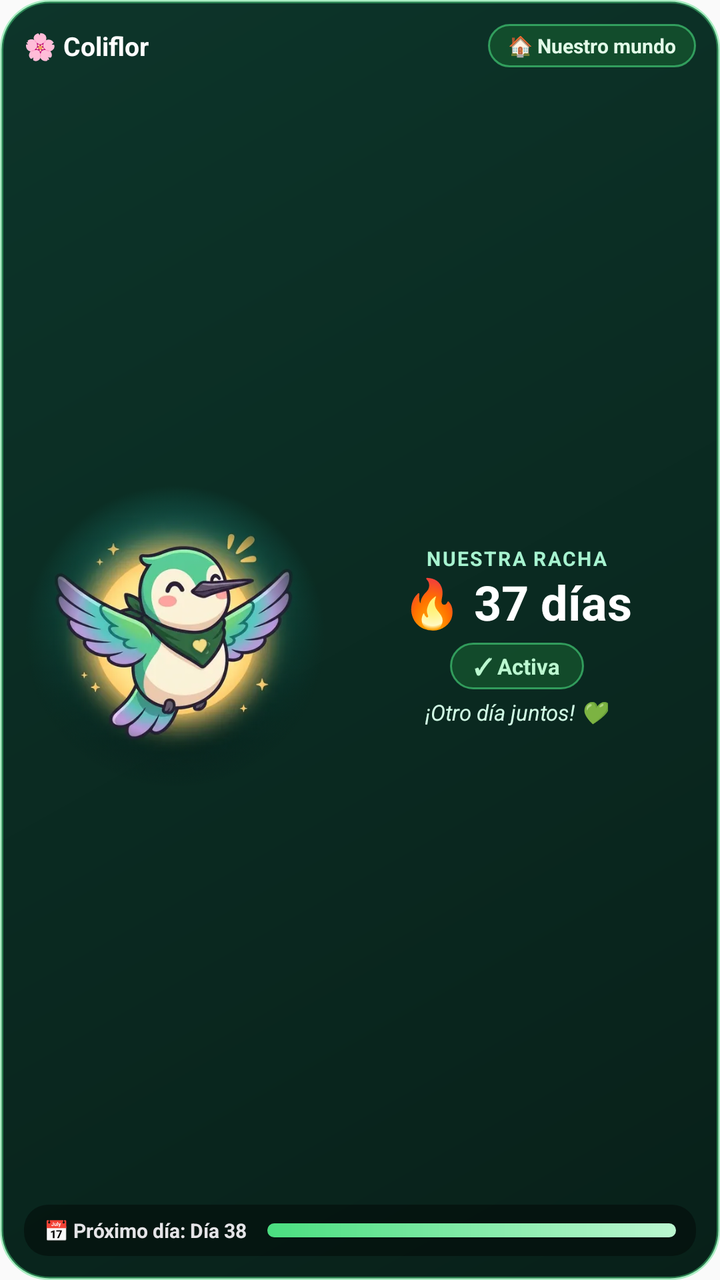
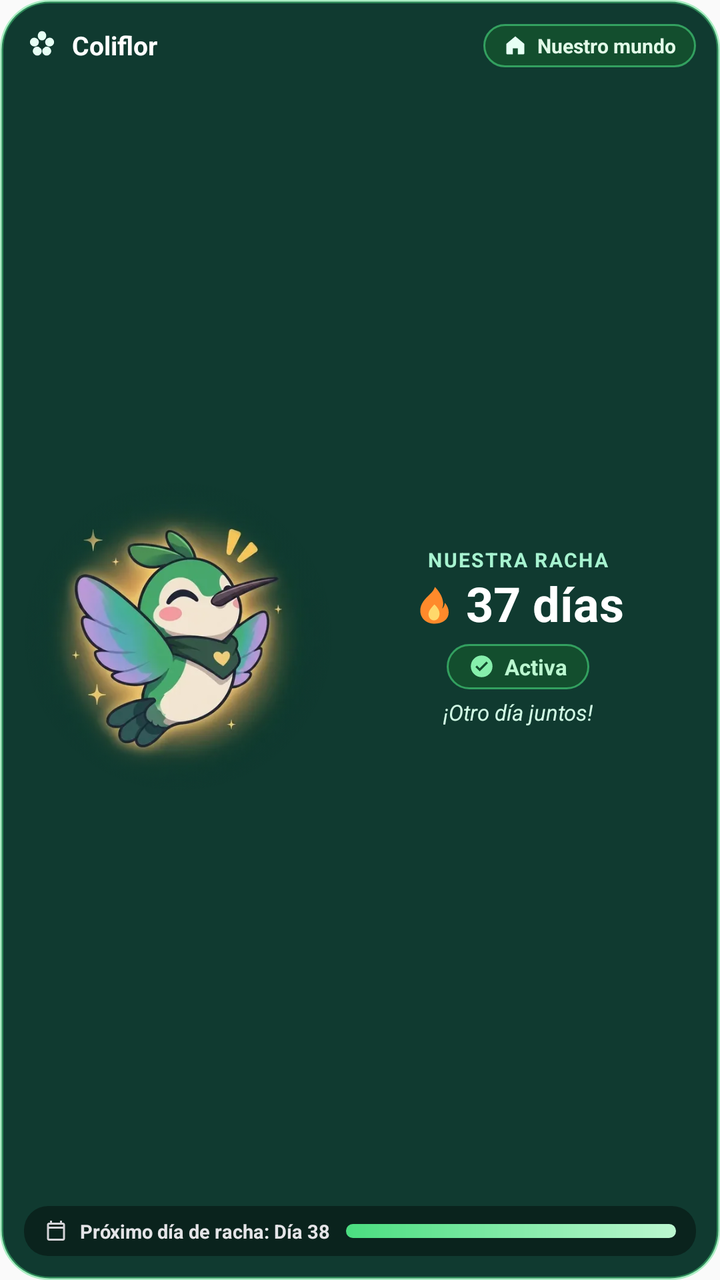

Screens rendered from an Android XML layout before and after an edit, with the pre-edit source and the edit as a unified diff.
<!-- AndroidManifest.xml: application theme AppTheme -->
<!-- res/layout/widget_streak.xml -->
<?xml version="1.0" encoding="utf-8"?>
<LinearLayout xmlns:android="http://schemas.android.com/apk/res/android"
    android:id="@+id/widget_root"
    android:layout_width="match_parent"
    android:layout_height="match_parent"
    android:orientation="vertical"
    android:background="@drawable/widget_card_active"
    android:padding="12dp">

    
    <RelativeLayout
        android:layout_width="match_parent"
        android:layout_height="wrap_content">

        <TextView
            android:id="@+id/widget_brand"
            android:layout_width="wrap_content"
            android:layout_height="wrap_content"
            android:layout_alignParentStart="true"
            android:layout_centerVertical="true"
            android:text="🌸 Coliflor"
            android:textColor="#FFFFFF"
            android:textSize="13sp"
            android:textStyle="bold" />

        <TextView
            android:id="@+id/widget_btn_world"
            android:layout_width="wrap_content"
            android:layout_height="wrap_content"
            android:layout_alignParentEnd="true"
            android:layout_centerVertical="true"
            android:paddingStart="10dp"
            android:paddingEnd="10dp"
            android:paddingTop="4dp"
            android:paddingBottom="4dp"
            android:text="🏠 Nuestro mundo"
            android:textColor="#E2FBE8"
            android:textSize="10sp"
            android:textStyle="bold"
            android:background="@drawable/widget_pill_active" />
    </RelativeLayout>

    
    <LinearLayout
        android:id="@+id/widget_info_container"
        android:layout_width="match_parent"
        android:layout_height="0dp"
        android:layout_weight="1"
        android:orientation="horizontal"
        android:gravity="center_vertical"
        android:paddingTop="4dp"
        android:paddingBottom="4dp">

        <ImageView
            android:id="@+id/widget_bg_art"
            android:layout_width="0dp"
            android:layout_height="match_parent"
            android:layout_weight="0.45"
            android:scaleType="fitCenter"
            android:src="@drawable/widget_coliflor_active"
            android:contentDescription="@string/app_name" />

        <LinearLayout
            android:layout_width="0dp"
            android:layout_height="wrap_content"
            android:layout_weight="0.55"
            android:orientation="vertical"
            android:gravity="center_horizontal"
            android:paddingStart="6dp">

            <TextView
                android:id="@+id/widget_eyebrow"
                android:layout_width="wrap_content"
                android:layout_height="wrap_content"
                android:text="NUESTRA RACHA"
                android:textColor="#A7F3D0"
                android:textSize="10sp"
                android:textStyle="bold"
                android:letterSpacing="0.08" />

            <TextView
                android:id="@+id/widget_streak_number"
                android:layout_width="wrap_content"
                android:layout_height="wrap_content"
                android:text="🔥 37 días"
                android:textColor="#FFFFFF"
                android:textSize="24sp"
                android:textStyle="bold"
                android:includeFontPadding="false"
                android:layout_marginTop="2dp" />

            <TextView
                android:id="@+id/widget_status_pill"
                android:layout_width="wrap_content"
                android:layout_height="wrap_content"
                android:layout_marginTop="5dp"
                android:paddingStart="12dp"
                android:paddingEnd="12dp"
                android:paddingTop="4dp"
                android:paddingBottom="4dp"
                android:text="✓ Activa"
                android:textColor="#BBF7D0"
                android:textSize="11sp"
                android:textStyle="bold"
                android:background="@drawable/widget_pill_active" />

            <TextView
                android:id="@+id/widget_tagline"
                android:layout_width="wrap_content"
                android:layout_height="wrap_content"
                android:layout_marginTop="4dp"
                android:text="¡Otro día juntos! 💚"
                android:textColor="#D1FAE5"
                android:textSize="11sp"
                android:textStyle="italic" />
        </LinearLayout>
    </LinearLayout>

    
    <LinearLayout
        android:layout_width="match_parent"
        android:layout_height="wrap_content"
        android:orientation="horizontal"
        android:gravity="center_vertical"
        android:background="@drawable/widget_footer_bg"
        android:paddingStart="10dp"
        android:paddingEnd="10dp"
        android:paddingTop="6dp"
        android:paddingBottom="6dp">

        <TextView
            android:id="@+id/widget_next_day"
            android:layout_width="wrap_content"
            android:layout_height="wrap_content"
            android:text="📅 Próximo día: Día 38"
            android:textColor="#E4E4E7"
            android:textSize="10sp"
            android:textStyle="bold" />

        <ProgressBar
            android:id="@+id/widget_progress"
            style="?android:attr/progressBarStyleHorizontal"
            android:layout_width="0dp"
            android:layout_height="7dp"
            android:layout_weight="1"
            android:layout_marginStart="10dp"
            android:max="100"
            android:progress="100"
            android:progressDrawable="@drawable/widget_progress_active" />
    </LinearLayout>

</LinearLayout>
<!-- resources referenced by this layout -->
<resources>
  <!-- drawable widget_card_active (drawable) -->
  <?xml version="1.0" encoding="utf-8"?>
  <shape xmlns:android="http://schemas.android.com/apk/res/android"
      android:shape="rectangle">
      <gradient
          android:angle="315"
          android:startColor="#0D352A"
          android:endColor="#082019" />
      <corners android:radius="24dp" />
      <stroke
          android:width="1.5dp"
          android:color="#734ADE80" />
  </shape>
  <!-- drawable widget_coliflor_active: webp bitmap (drawable-nodpi, 27696 bytes) -->
  <string name="app_name">Coliflor</string>
  <!-- unchanged entries left out for length: 4 -->
</resources>

<!-- the commit's change to res/layout/widget_streak.xml (unified diff, before → after) -->
@@ -12,32 +12,61 @@
         android:layout_width="match_parent"
         android:layout_height="wrap_content">
 
-        <TextView
-            android:id="@+id/widget_brand"
+        <LinearLayout
             android:layout_width="wrap_content"
             android:layout_height="wrap_content"
             android:layout_alignParentStart="true"
             android:layout_centerVertical="true"
-            android:text="🌸 Coliflor"
-            android:textColor="#FFFFFF"
-            android:textSize="13sp"
-            android:textStyle="bold" />
-
-        <TextView
+            android:orientation="horizontal"
+            android:gravity="center_vertical">
+
+            <ImageView
+                android:layout_width="18dp"
+                android:layout_height="18dp"
+                android:src="@drawable/ic_widget_flower"
+                android:contentDescription="@null" />
+
+            <TextView
+                android:id="@+id/widget_brand"
+                android:layout_width="wrap_content"
+                android:layout_height="wrap_content"
+                android:layout_marginStart="6dp"
+                android:text="Coliflor"
+                android:textColor="#FFFFFF"
+                android:textSize="13sp"
+                android:textStyle="bold" />
+        </LinearLayout>
+
+        <LinearLayout
             android:id="@+id/widget_btn_world"
             android:layout_width="wrap_content"
             android:layout_height="wrap_content"
             android:layout_alignParentEnd="true"
             android:layout_centerVertical="true"
+            android:orientation="horizontal"
+            android:gravity="center_vertical"
             android:paddingStart="10dp"
             android:paddingEnd="10dp"
             android:paddingTop="4dp"
             android:paddingBottom="4dp"
-            android:text="🏠 Nuestro mundo"
-            android:textColor="#E2FBE8"
-            android:textSize="10sp"
-            android:textStyle="bold"
-            android:background="@drawable/widget_pill_active" />
+            android:background="@drawable/widget_pill_active">
+
+            <ImageView
+                android:layout_width="12dp"
+                android:layout_height="12dp"
+                android:src="@drawable/ic_widget_home"
+                android:contentDescription="@null" />
+
+            <TextView
+                android:id="@+id/widget_btn_world_text"
+                android:layout_width="wrap_content"
+                android:layout_height="wrap_content"
+                android:layout_marginStart="5dp"
+                android:text="Nuestro mundo"
+                android:textColor="#E2FBE8"
+                android:textSize="10sp"
+                android:textStyle="bold" />
+        </LinearLayout>
     </RelativeLayout>
 
     
@@ -48,14 +77,14 @@
         android:layout_weight="1"
         android:orientation="horizontal"
         android:gravity="center_vertical"
-        android:paddingTop="4dp"
-        android:paddingBottom="4dp">
+        android:paddingTop="2dp"
+        android:paddingBottom="2dp">
 
         <ImageView
             android:id="@+id/widget_bg_art"
             android:layout_width="0dp"
             android:layout_height="match_parent"
-            android:layout_weight="0.45"
+            android:layout_weight="0.46"
             android:scaleType="fitCenter"
             android:src="@drawable/widget_coliflor_active"
             android:contentDescription="@string/app_name" />
@@ -63,10 +92,10 @@
         <LinearLayout
             android:layout_width="0dp"
             android:layout_height="wrap_content"
-            android:layout_weight="0.55"
+            android:layout_weight="0.54"
             android:orientation="vertical"
             android:gravity="center_horizontal"
-            android:paddingStart="6dp">
+            android:paddingStart="4dp">
 
             <TextView
                 android:id="@+id/widget_eyebrow"
@@ -78,38 +107,68 @@
                 android:textStyle="bold"
                 android:letterSpacing="0.08" />
 
-            <TextView
-                android:id="@+id/widget_streak_number"
-                android:layout_width="wrap_content"
-                android:layout_height="wrap_content"
-                android:text="🔥 37 días"
-                android:textColor="#FFFFFF"
-                android:textSize="24sp"
-                android:textStyle="bold"
-                android:includeFontPadding="false"
-                android:layout_marginTop="2dp" />
-
-            <TextView
-                android:id="@+id/widget_status_pill"
+            <LinearLayout
+                android:layout_width="wrap_content"
+                android:layout_height="wrap_content"
+                android:orientation="horizontal"
+                android:gravity="center_vertical"
+                android:layout_marginTop="2dp">
+
+                <ImageView
+                    android:layout_width="22dp"
+                    android:layout_height="22dp"
+                    android:src="@drawable/ic_widget_flame"
+                    android:contentDescription="@null" />
+
+                <TextView
+                    android:id="@+id/widget_streak_number"
+                    android:layout_width="wrap_content"
+                    android:layout_height="wrap_content"
+                    android:layout_marginStart="5dp"
+                    android:text="37 días"
+                    android:textColor="#FFFFFF"
+                    android:textSize="24sp"
+                    android:textStyle="bold"
+                    android:includeFontPadding="false" />
+            </LinearLayout>
+
+            <LinearLayout
+                android:id="@+id/widget_status_pill_bg"
                 android:layout_width="wrap_content"
                 android:layout_height="wrap_content"
                 android:layout_marginTop="5dp"
-                android:paddingStart="12dp"
-                android:paddingEnd="12dp"
+                android:orientation="horizontal"
+                android:gravity="center_vertical"
+                android:paddingStart="11dp"
+                android:paddingEnd="11dp"
                 android:paddingTop="4dp"
                 android:paddingBottom="4dp"
-                android:text="✓ Activa"
-                android:textColor="#BBF7D0"
-                android:textSize="11sp"
-                android:textStyle="bold"
-                android:background="@drawable/widget_pill_active" />
+                android:background="@drawable/widget_pill_active">
+
+                <ImageView
+                    android:id="@+id/widget_status_icon"
+                    android:layout_width="13dp"
+                    android:layout_height="13dp"
+                    android:src="@drawable/ic_widget_check"
+                    android:contentDescription="@null" />
+
+                <TextView
+                    android:id="@+id/widget_status_pill"
+                    android:layout_width="wrap_content"
+                    android:layout_height="wrap_content"
+                    android:layout_marginStart="5dp"
+                    android:text="Activa"
+                    android:textColor="#BBF7D0"
+                    android:textSize="11sp"
+                    android:textStyle="bold" />
+            </LinearLayout>
 
             <TextView
                 android:id="@+id/widget_tagline"
                 android:layout_width="wrap_content"
                 android:layout_height="wrap_content"
                 android:layout_marginTop="4dp"
-                android:text="¡Otro día juntos! 💚"
+                android:text="¡Otro día juntos!"
                 android:textColor="#D1FAE5"
                 android:textSize="11sp"
                 android:textStyle="italic" />
@@ -128,13 +187,20 @@
         android:paddingTop="6dp"
         android:paddingBottom="6dp">
 
+        <ImageView
+            android:layout_width="12dp"
+            android:layout_height="12dp"
+            android:src="@drawable/ic_widget_calendar"
+            android:contentDescription="@null" />
+
         <TextView
             android:id="@+id/widget_next_day"
             android:layout_width="wrap_content"
             android:layout_height="wrap_content"
-            android:text="📅 Próximo día: Día 38"
+            android:layout_marginStart="6dp"
+            android:text="Próximo día de racha: Día 38"
             android:textColor="#E4E4E7"
-            android:textSize="10sp"
+            android:textSize="9.5sp"
             android:textStyle="bold" />
 
         <ProgressBar
@@ -143,7 +209,7 @@
             android:layout_width="0dp"
             android:layout_height="7dp"
             android:layout_weight="1"
-            android:layout_marginStart="10dp"
+            android:layout_marginStart="8dp"
             android:max="100"
             android:progress="100"
             android:progressDrawable="@drawable/widget_progress_active" />
<!-- resource entries referenced after the edit -->
@@ -1,19 +1,79 @@
 <!-- resources referenced by this layout -->
 <resources>
+  <!-- drawable ic_widget_calendar (drawable) -->
+  <?xml version="1.0" encoding="utf-8"?>
+  <vector xmlns:android="http://schemas.android.com/apk/res/android"
+      android:width="14dp"
+      android:height="14dp"
+      android:viewportWidth="24"
+      android:viewportHeight="24">
+      <path
+          android:fillColor="#D4D4D8"
+          android:pathData="M19,4H18V2H16V4H8V2H6V4H5C3.9,4 3,4.9 3,6V20C3,21.1 3.9,22 5,22H19C20.1,22 21,21.1 21,20V6C21,4.9 20.1,4 19,4ZM19,20H5V10H19V20ZM19,8H5V6H19V8Z" />
+  </vector>
+  <!-- drawable ic_widget_check (drawable) -->
+  <?xml version="1.0" encoding="utf-8"?>
+  <vector xmlns:android="http://schemas.android.com/apk/res/android"
+      android:width="14dp"
+      android:height="14dp"
+      android:viewportWidth="24"
+      android:viewportHeight="24">
+      <path
+          android:fillColor="#86EFAC"
+          android:pathData="M12,2A10,10 0 1,0 22,12A10,10 0 0,0 12,2ZM10.2,16.6L6.2,12.6L7.6,11.2L10.2,13.8L16.4,7.6L17.8,9L10.2,16.6Z" />
+  </vector>
+  <!-- drawable ic_widget_flame (drawable) -->
+  <?xml version="1.0" encoding="utf-8"?>
+  <vector xmlns:android="http://schemas.android.com/apk/res/android"
+      android:width="24dp"
+      android:height="24dp"
+      android:viewportWidth="24"
+      android:viewportHeight="24">
+      
+      <path
+          android:fillColor="#FF8A2B"
+          android:pathData="M12.5,2C12.5,2 17,6.2 17,11.2C17,12.1 16.8,13 16.4,13.8C17.3,13.1 17.8,11.9 17.9,10.6C19.2,12 20,13.9 20,15.8C20,19.8 16.6,22 12.2,22C7.8,22 4.5,19.1 4.5,14.8C4.5,11.1 7.2,8.4 9.5,6.2C10.9,4.9 12.1,3.5 12.5,2Z" />
+      <path
+          android:fillColor="#FFD86B"
+          android:pathData="M12.2,11.5C12.2,11.5 15,13.8 15,16.5C15,18.7 13.7,20.2 12,20.2C10.3,20.2 9,18.8 9,16.8C9,14.9 10.6,13.3 12.2,11.5Z" />
+  </vector>
+  <!-- drawable ic_widget_flower (drawable) -->
+  <?xml version="1.0" encoding="utf-8"?>
+  <vector xmlns:android="http://schemas.android.com/apk/res/android"
+      android:width="20dp"
+      android:height="20dp"
+      android:viewportWidth="24"
+      android:viewportHeight="24">
+      
+      <path android:fillColor="#E6FFF4" android:pathData="M12,2.5C13.6,2.5 14.8,3.9 14.8,5.6C14.8,7.3 13.6,8.7 12,8.7C10.4,8.7 9.2,7.3 9.2,5.6C9.2,3.9 10.4,2.5 12,2.5Z"/>
+      <path android:fillColor="#E6FFF4" android:pathData="M19.5,8.2C20.5,9.5 20.1,11.4 18.6,12.3C17.1,13.2 15.3,12.7 14.5,11.3C13.7,9.9 14.2,8.1 15.7,7.3C17.1,6.5 18.8,7.0 19.5,8.2Z"/>
+      <path android:fillColor="#E6FFF4" android:pathData="M17.3,17.8C16.2,19.1 14.3,19.2 13.1,18.0C11.9,16.8 11.9,14.9 13.1,13.7C14.3,12.5 16.2,12.6 17.3,13.8C18.4,15.0 18.4,16.7 17.3,17.8Z"/>
+      <path android:fillColor="#E6FFF4" android:pathData="M6.7,17.8C5.6,16.7 5.6,15.0 6.7,13.8C7.8,12.6 9.7,12.5 10.9,13.7C12.1,14.9 12.1,16.8 10.9,18.0C9.7,19.2 7.8,19.1 6.7,17.8Z"/>
+      <path android:fillColor="#E6FFF4" android:pathData="M4.5,8.2C5.2,7.0 6.9,6.5 8.3,7.3C9.8,8.1 10.3,9.9 9.5,11.3C8.7,12.7 6.9,13.2 5.4,12.3C3.9,11.4 3.5,9.5 4.5,8.2Z"/>
+      <path android:fillColor="#0D352A" android:pathData="M12,9.8A2.2,2.2 0 1,0 12,14.2A2.2,2.2 0 1,0 12,9.8Z"/>
+  </vector>
+  <!-- drawable ic_widget_home (drawable) -->
+  <?xml version="1.0" encoding="utf-8"?>
+  <vector xmlns:android="http://schemas.android.com/apk/res/android"
+      android:width="14dp"
+      android:height="14dp"
+      android:viewportWidth="24"
+      android:viewportHeight="24">
+      <path
+          android:fillColor="#E6FFF4"
+          android:pathData="M12,3L3,10.5V20C3,20.55 3.45,21 4,21H9.5V15H14.5V21H20C20.55,21 21,20.55 21,20V10.5L12,3Z" />
+  </vector>
   <!-- drawable widget_card_active (drawable) -->
   <?xml version="1.0" encoding="utf-8"?>
   <shape xmlns:android="http://schemas.android.com/apk/res/android"
       android:shape="rectangle">
-      <gradient
-          android:angle="315"
-          android:startColor="#0D352A"
-          android:endColor="#082019" />
+      <solid android:color="#103A30" />
       <corners android:radius="24dp" />
       <stroke
           android:width="1.5dp"
           android:color="#734ADE80" />
   </shape>
-  <!-- drawable widget_coliflor_active: webp bitmap (drawable-nodpi, 27696 bytes) -->
+  <!-- drawable widget_coliflor_active: webp bitmap (drawable-nodpi, 24264 bytes) -->
   <string name="app_name">Coliflor</string>
   <!-- unchanged entries left out for length: 4 -->
 </resources>
